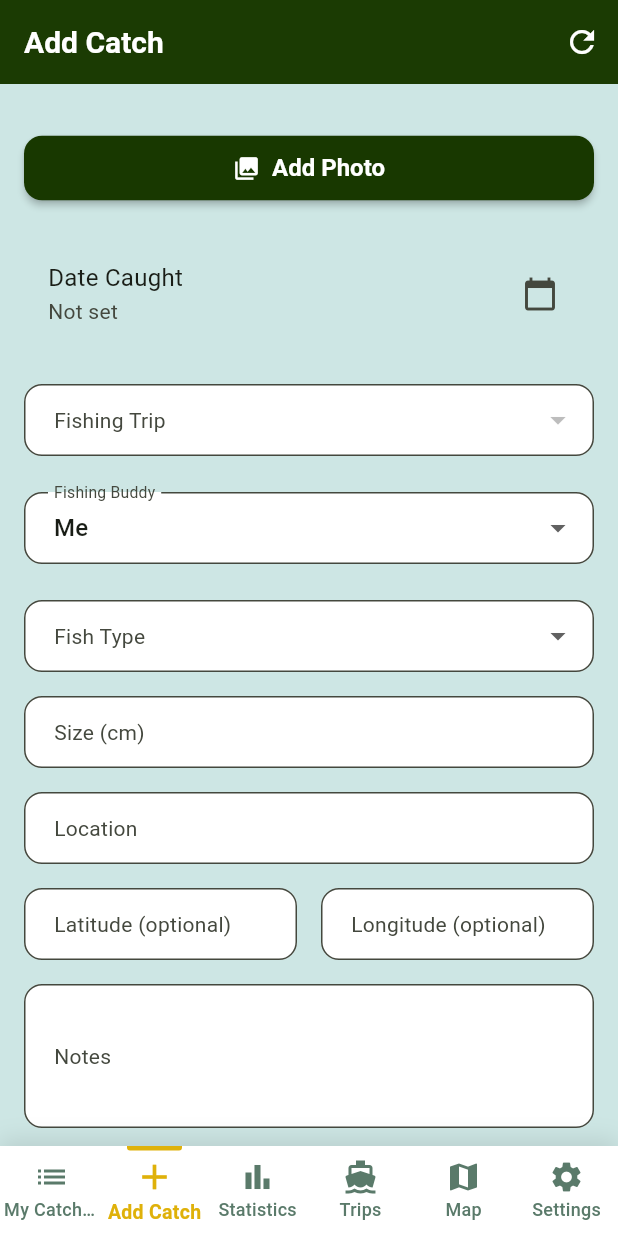
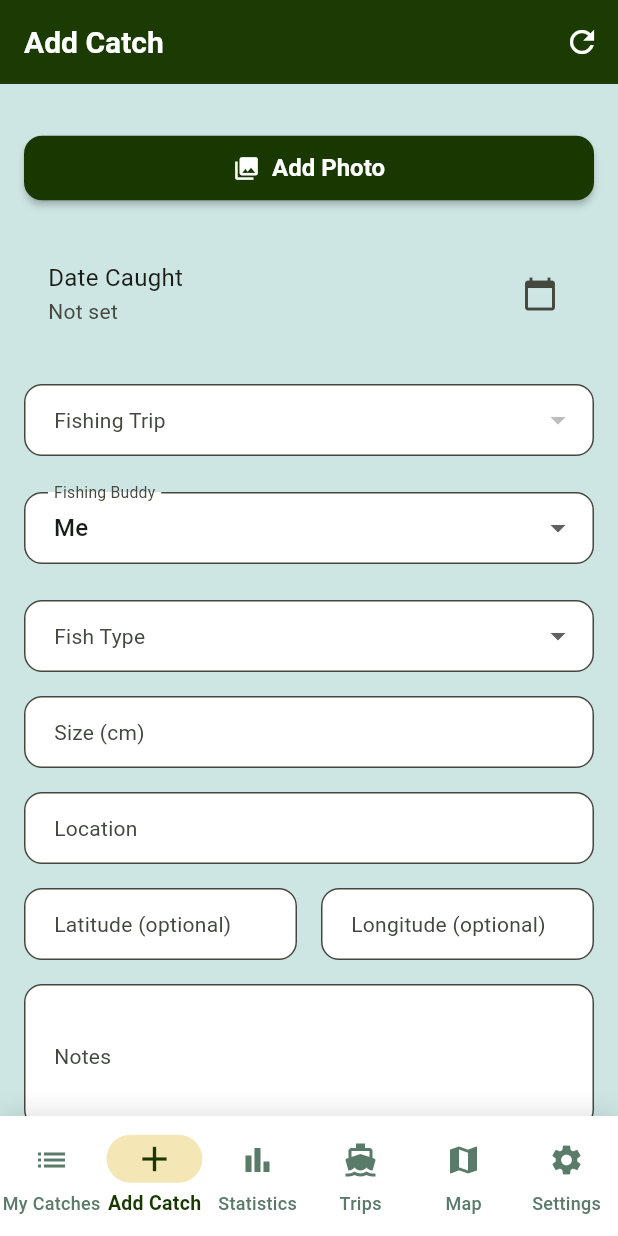
Before and after one commit to BruceDarwin/bragmat, a Flutter app: the screen it shows after launch, item 2 of the bottom bar chosen, on a phone screen of 412 x 824 dp. Run offline on Flutter 3.47's test engine with Material 3 defaults, Android fonts, the phone set to English and light mode, and no system bars; our stand-ins replace flutter_map, image_picker, latlong2, share_plus, shared_preferences, sqflite; missing offline and left inert: exif; accounts and stored records are empty.

Commit message:
Improved layout for navigation bar

```diff
--- a/lib/main.dart
+++ b/lib/main.dart
@@ -80,67 +80,35 @@ class MainScreenState extends State<MainScreen> {
             ),
           ],
         ),
-        child: Stack(
-          children: [
-            BottomNavigationBar(
-              currentIndex: _selectedIndex,
-              onTap: _onItemTapped,
-              type: BottomNavigationBarType.fixed,
+        child: NavigationBar(
+          selectedIndex: _selectedIndex,
+          onDestinationSelected: _onItemTapped,
+          backgroundColor: Colors.white,
           elevation: 0,
-              items: const [
-                BottomNavigationBarItem(
+          destinations: const [
+            NavigationDestination(
               icon: Icon(Icons.list),
               label: 'My Catches',
             ),
-                BottomNavigationBarItem(
+            NavigationDestination(
               icon: Icon(Icons.add),
               label: 'Add Catch',
             ),
-                BottomNavigationBarItem(
+            NavigationDestination(
               icon: Icon(Icons.bar_chart),
               label: 'Statistics',
             ),
-                BottomNavigationBarItem(
+            NavigationDestination(
               icon: Icon(Icons.directions_boat),
               label: 'Trips',
             ),
-                BottomNavigationBarItem(
+            NavigationDestination(
               icon: Icon(Icons.map),
               label: 'Map',
             ),
-                BottomNavigationBarItem(
+            NavigationDestination(
               icon: Icon(Icons.settings),
               label: 'Settings',
-                ),
-              ],
-            ),
-            // Gold indicator line for selected tab
-            Positioned(
-              top: 0,
-              left: 0,
-              right: 0,
-              child: AnimatedContainer(
-                duration: const Duration(milliseconds: 200),
-                child: Row(
-                  children: List.generate(6, (index) {
-                    final isSelected = index == _selectedIndex;
-                    return Expanded(
-                      child: Container(
-                        height: 3,
-                        margin: const EdgeInsets.symmetric(horizontal: 16),
-                        decoration: BoxDecoration(
-                          color: isSelected
-                              ? const Color(0xFFdfb10a) // Gold accent
-                              : Colors.transparent,
-                          borderRadius: const BorderRadius.vertical(
-                            bottom: Radius.circular(2),
-                          ),
-                        ),
-                      ),
-                    );
-                  }),
-                ),
-              ),
             ),
           ],
         ),
--- a/lib/theme.dart
+++ b/lib/theme.dart
@@ -130,7 +130,7 @@ class AppTheme {
       ),
       bottomNavigationBarTheme: BottomNavigationBarThemeData(
         backgroundColor: white,
-        selectedItemColor: goldAccent,
+        selectedItemColor: primaryGreen,
         unselectedItemColor: const Color(0xFF5A7A6A), // Muted teal
         selectedLabelStyle: const TextStyle(
           fontSize: 13,
@@ -151,6 +151,38 @@ class AppTheme {
         showUnselectedLabels: true,
         enableFeedback: true,
       ),
+      navigationBarTheme: NavigationBarThemeData(
+        backgroundColor: white,
+        indicatorColor: goldAccent.withOpacity(0.3), // Subtle gold pill
+        labelTextStyle: WidgetStateProperty.resolveWith((states) {
+          if (states.contains(WidgetState.selected)) {
+            return const TextStyle(
+              fontSize: 13,
+              fontWeight: FontWeight.w600,
+              color: primaryGreen,
+            );
+          }
+          return const TextStyle(
+            fontSize: 12,
+            fontWeight: FontWeight.w500,
+            color: Color(0xFF5A7A6A), // Muted teal
+          );
+        }),
+        iconTheme: WidgetStateProperty.resolveWith((states) {
+          if (states.contains(WidgetState.selected)) {
+            return const IconThemeData(
+              size: 28,
+              color: primaryGreen,
+            );
+          }
+          return const IconThemeData(
+            size: 24,
+            color: Color(0xFF5A7A6A), // Muted teal
+          );
+        }),
+        elevation: 0,
+        height: 80,
+      ),
       dividerTheme: const DividerThemeData(
         color: Colors.grey,
         thickness: 1,
```
Lines whose indentation alone changed are shown as unchanged.
